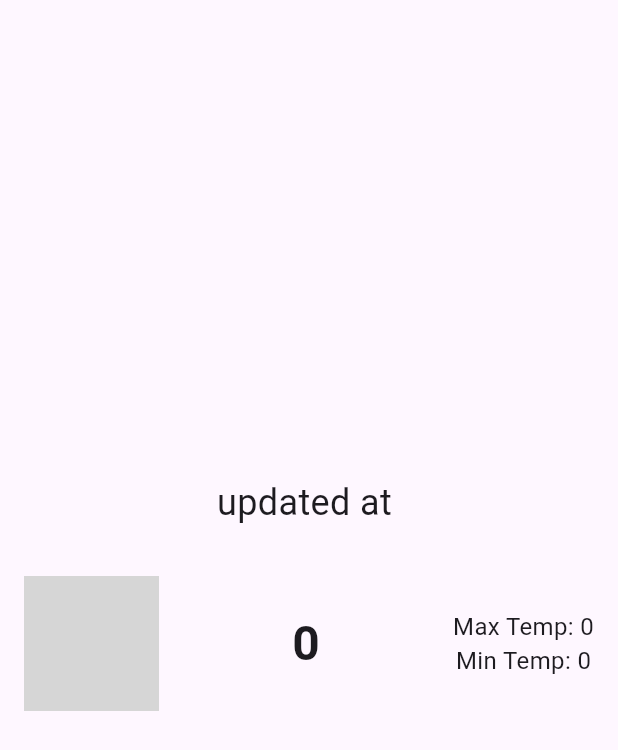
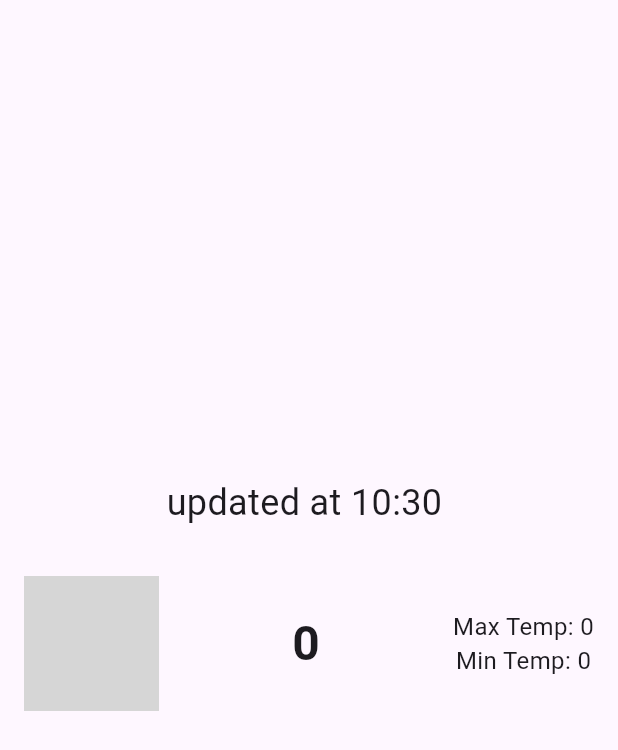
Before and after one commit to Mohamed123-r/weather_app, a Flutter app: the WeatherInfoBody widget shown alone on an empty page, opened directly with empty values, on a phone screen of 412 x 824 dp. Shown: the top 750 px of the screen. Run offline on Flutter 3.47's test engine with Material 3 defaults, Android fonts, the phone set to English and light mode, and no system bars; our stand-ins replace dio, flutter_bloc; network calls fail; grey boxes are pictures that could not be loaded.

Commit message:
display data

```diff
--- a/lib/models/weather_model.dart
+++ b/lib/models/weather_model.dart
@@ -1,6 +1,6 @@
 class WeatherModel {
   final String cityName;
-  final String date;
+  final DateTime date;
   final String image;
   final double maxTemp;
   final double minTemp;
@@ -18,7 +18,7 @@ class WeatherModel {
   {
     return WeatherModel(
       cityName: json["location"]["name"],
-      date: json["current"]["last_updated"],
+      date: DateTime.parse(json["current"]["last_updated"]),
       image: json["forecast"]["forecastday"][0]["day"]["condition"]["icon"],
       maxTemp: json["forecast"]["forecastday"][0]["day"]["maxtemp_c"],
       minTemp: json["forecast"]["forecastday"][0]["day"]["mintemp_c"],
--- a/lib/widgets/weather_info_body.dart
+++ b/lib/widgets/weather_info_body.dart
@@ -21,7 +21,7 @@ class WeatherInfoBody extends StatelessWidget {
             ),
           ),
           Text(
-            'updated at ${weatherModel.date}',
+            'updated at ${weatherModel.date.hour}:${weatherModel.date.minute} ',
             style: const TextStyle(
               fontSize: 24,
             ),
```
